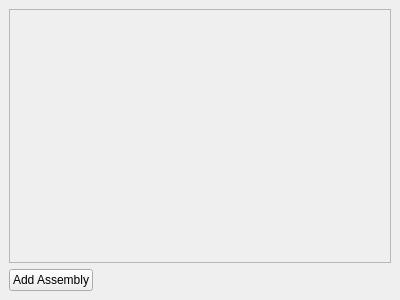
First picture: the form in ui/group_widget.ui, repository TheCodingJsoftware/Invigo, before the edit.
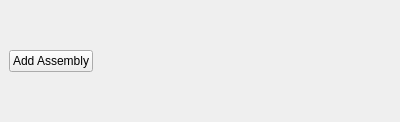
Second picture: the form after the edit.

```diff
--- a/ui/group_widget.ui
+++ b/ui/group_widget.ui
@@ -7,9 +7,15 @@
     <x>0</x>
     <y>0</y>
     <width>400</width>
-    <height>300</height>
+    <height>122</height>
    </rect>
   </property>
+  <property name="sizePolicy">
+   <sizepolicy hsizetype="Preferred" vsizetype="Expanding">
+    <horstretch>0</horstretch>
+    <verstretch>0</verstretch>
+   </sizepolicy>
+  </property>
   <property name="windowTitle">
    <string>Form</string>
   </property>
@@ -30,43 +36,18 @@
     <layout class="QVBoxLayout" name="verticalLayout" stretch="0">
      <item>
       <widget class="QWidget" name="assemblies_widget" native="true">
+       <property name="sizePolicy">
+        <sizepolicy hsizetype="Preferred" vsizetype="Expanding">
+         <horstretch>0</horstretch>
+         <verstretch>0</verstretch>
+        </sizepolicy>
+       </property>
        <property name="styleSheet">
         <string notr="true"/>
        </property>
-       <layout class="QVBoxLayout" name="verticalLayout_3" stretch="0,0">
+       <layout class="QVBoxLayout" name="verticalLayout_3" stretch="1,0">
         <item>
-         <widget class="QScrollArea" name="scrollArea">
-          <property name="widgetResizable">
-           <bool>true</bool>
-          </property>
-          <widget class="QWidget" name="scrollAreaWidgetContents">
-           <property name="geometry">
-            <rect>
-             <x>0</x>
-             <y>0</y>
-             <width>378</width>
-             <height>247</height>
-            </rect>
-           </property>
-           <layout class="QVBoxLayout" name="verticalLayout_2">
-            <property name="leftMargin">
-             <number>0</number>
-            </property>
-            <property name="topMargin">
-             <number>0</number>
-            </property>
-            <property name="rightMargin">
-             <number>0</number>
-            </property>
-            <property name="bottomMargin">
-             <number>0</number>
-            </property>
-            <item>
-             <layout class="QVBoxLayout" name="assemblies_layout"/>
-            </item>
-           </layout>
-          </widget>
-         </widget>
+         <layout class="QVBoxLayout" name="assemblies_layout"/>
         </item>
         <item>
          <layout class="QHBoxLayout" name="horizontalLayout_2">
```
